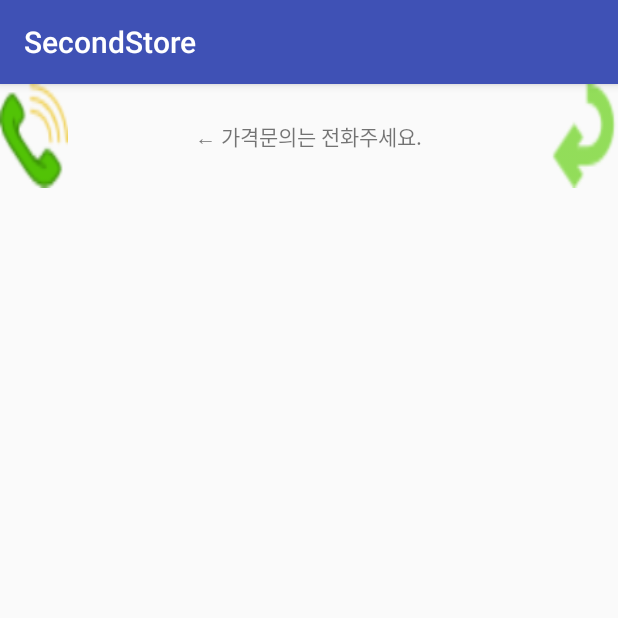
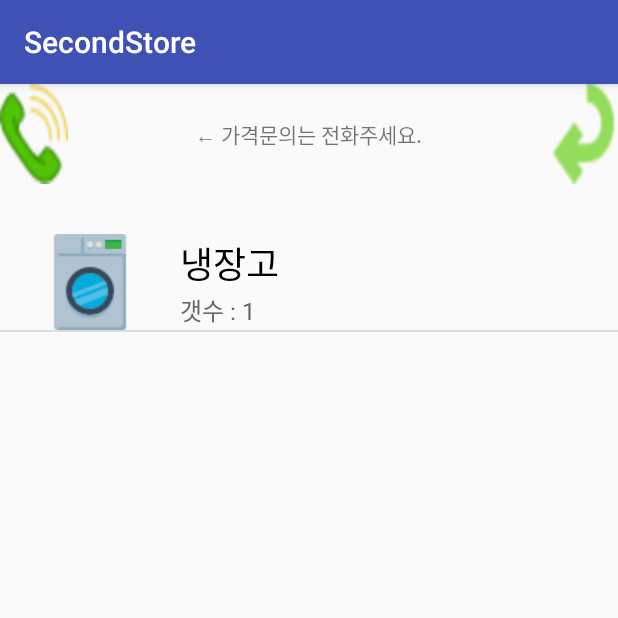
Before and after one commit to Jijuhwan/SecondStore, an Android app: the ActivityWashing screen opened directly, with no data from a screen before it, on a phone screen of 412 x 824 dp, the top half of it. Run offline under Robolectric (Android 15) with nearby library versions, the light colour scheme and no system bars.

Commit message:
리스트뷰 까지 완룡

```diff
--- a/app/src/main/java/com/sstore/secondstore/activity/ActivityWashing.java
+++ b/app/src/main/java/com/sstore/secondstore/activity/ActivityWashing.java
@@ -1,9 +1,12 @@
 package com.sstore.secondstore.activity;
 
+import android.support.v4.content.ContextCompat;
 import android.support.v7.app.AppCompatActivity;
 import android.os.Bundle;
+import android.widget.ListView;
 
 import com.sstore.secondstore.R;
+import com.sstore.secondstore.util.listViewAdapter;
 
 public class ActivityWashing extends AppCompatActivity {
 
@@ -11,5 +14,16 @@ public class ActivityWashing extends AppCompatActivity {
     protected void onCreate(Bundle savedInstanceState) {
         super.onCreate(savedInstanceState);
         setContentView(R.layout.activity_washing);
+
+        ListView listView;
+        listViewAdapter adapter;
+
+        adapter = new listViewAdapter();
+
+        listView = (ListView)findViewById(R.id.listview);
+        listView.setAdapter(adapter);
+
+        adapter.addItem(ContextCompat.getDrawable(this,R.drawable.washingmachine),
+                "냉장고","갯수 : 1");
     }
 }
--- a/app/src/main/java/com/sstore/secondstore/util/GetSet.java
+++ /dev/null
@@ -1,32 +0,0 @@
-package com.sstore.secondstore.util;
-
-public class GetSet {
-    int id;
-    String name;
-    String imageName;
-
-    public GetSet(int id, String name, String imageName)
-    {
-        this.id = id;
-        this.name = name;
-        this.imageName = imageName;
-    }
-
-    public int getId(){
-        return id;
-    }public void setId(int id){
-        this.id = id;
-    }
-
-    public String getName(){
-        return name;
-    }public void setName(String name){
-        this.name = name;
-    }
-
-    public String getImageName(){
-        return imageName;
-    }public void setImageName(String imageName){
-        this.imageName = imageName;
-    }
-}
--- /dev/null
+++ b/app/src/main/java/com/sstore/secondstore/util/listViewAdapter.java
@@ -0,0 +1,73 @@
+package com.sstore.secondstore.util;
+
+import android.content.Context;
+import android.graphics.drawable.Drawable;
+import android.view.LayoutInflater;
+import android.view.View;
+import android.view.ViewGroup;
+import android.widget.BaseAdapter;
+import android.widget.ImageView;
+import android.widget.TextView;
+
+import com.sstore.secondstore.R;
+
+import java.util.ArrayList;
+
+public class listViewAdapter extends BaseAdapter {
+
+    private ArrayList<listViewItem> listViewItemList = new ArrayList<listViewItem>();
+
+    public listViewAdapter() {
+
+    }
+
+    @Override
+    public int getCount() {
+        return listViewItemList.size();
+    }
+
+    @Override
+    public View getView(int position, View convertView, ViewGroup parent) {
+        final int pos = position;
+        final Context context = parent.getContext();
+
+        if (convertView == null) {
+            LayoutInflater inflater = (LayoutInflater) context.getSystemService(Context.LAYOUT_INFLATER_SERVICE);
+            convertView = inflater.inflate(R.layout.listlayout, parent, false);
+        }
+
+        ImageView iconImageView = (ImageView) convertView.findViewById(R.id.image);
+        TextView titleTextView = (TextView) convertView.findViewById(R.id.title);
+        TextView countTextView = (TextView) convertView.findViewById(R.id.count);
+
+        listViewItem listViewItem = listViewItemList.get(position);
+
+        iconImageView.setImageDrawable(listViewItem.getIcon());
+        titleTextView.setText(listViewItem.getTitle());
+        countTextView.setText(listViewItem.getCount());
+
+        return convertView;
+    }
+
+    @Override
+    public Object getItem(int position) {
+        return listViewItemList.get(position);
+    }
+
+    @Override
+    public long getItemId(int position) {
+        return position;
+    }
+
+    public void addItem(Drawable icon, String title, String count)
+    {
+        listViewItem item = new listViewItem();
+
+        item.setIcon(icon);
+        item.setTitle(title);
+        item.setCount(count);
+
+        listViewItemList.add(item);
+    }
+
+}
--- /dev/null
+++ b/app/src/main/java/com/sstore/secondstore/util/listViewItem.java
@@ -0,0 +1,36 @@
+package com.sstore.secondstore.util;
+
+import android.graphics.drawable.Drawable;
+
+public class listViewItem {
+    private Drawable iconDrawable;
+    private String titleStr;
+    private String countStr;
+
+    public void setIcon(Drawable icon)
+    {
+        iconDrawable = icon;
+    }
+    public void setTitle(String title)
+    {
+        titleStr = title;
+    }
+    public void setCount(String count)
+    {
+        countStr = count;
+    }
+
+    public Drawable getIcon()
+    {
+        return this.iconDrawable;
+    }
+    public String getTitle()
+    {
+        return this.titleStr;
+    }
+    public String getCount()
+    {
+        return this.countStr;
+    }
+
+}
--- a/app/src/main/res/layout/activity_washing.xml
+++ b/app/src/main/res/layout/activity_washing.xml
@@ -34,12 +34,19 @@
 
 </LinearLayout>
 
+    <TextView
+        android:layout_width="match_parent"
+        android:layout_height="0dp"
+        android:layout_weight="0.05"
+        />
+
     <LinearLayout
         android:layout_width="match_parent"
         android:layout_height="0dp"
         android:layout_weight="1"
         >
         <ListView
+            android:id="@+id/listview"
             android:layout_width="match_parent"
             android:layout_height="match_parent">
 
--- a/app/src/main/res/layout/listlayout.xml
+++ b/app/src/main/res/layout/listlayout.xml
@@ -1,22 +1,42 @@
 <?xml version="1.0" encoding="utf-8"?>
-<RelativeLayout xmlns:android="http://schemas.android.com/apk/res/android"
+<LinearLayout xmlns:android="http://schemas.android.com/apk/res/android"
     android:layout_width="match_parent"
-    android:layout_height="match_parent">
+    android:layout_height="match_parent"
+    android:orientation="horizontal"
+    >
 
     <ImageView
         android:id="@+id/image"
-        android:layout_width="50dp"
-        android:layout_height="50dp"
-        android:layout_alignParentLeft="true"
+        android:layout_width="wrap_content"
+        android:layout_height="match_parent"
+        android:layout_weight="1"
         />
 
-    <TextView
-        android:id="@+id/name"
+    <LinearLayout
         android:layout_width="wrap_content"
-        android:layout_height="wrap_content"
-        android:textSize="30sp"
-        android:layout_alignParentTop="true"
-        android:layout_toRightOf="@id/image"
-        />
+        android:layout_height="match_parent"
+        android:layout_weight="4"
+        android:orientation="vertical"
+        >
+        <TextView
+            android:id="@+id/title"
+            android:layout_width="match_parent"
+            android:layout_height="wrap_content"
+            android:layout_weight="2"
+            android:text="제품 명"
+            android:textSize="24dp"
+            android:textColor="#000000"
+            android:gravity="center_vertical"
+            />
+        <TextView
+            android:id="@+id/count"
+            android:layout_width="match_parent"
+            android:layout_height="wrap_content"
+            android:layout_weight="1"
+            android:text="수량"
+            android:textSize="16dp"
+            android:textColor="#666666"
+            />
+    </LinearLayout>
 
-</RelativeLayout>
+</LinearLayout>
```
Also changed, not shown: 1 other file.
